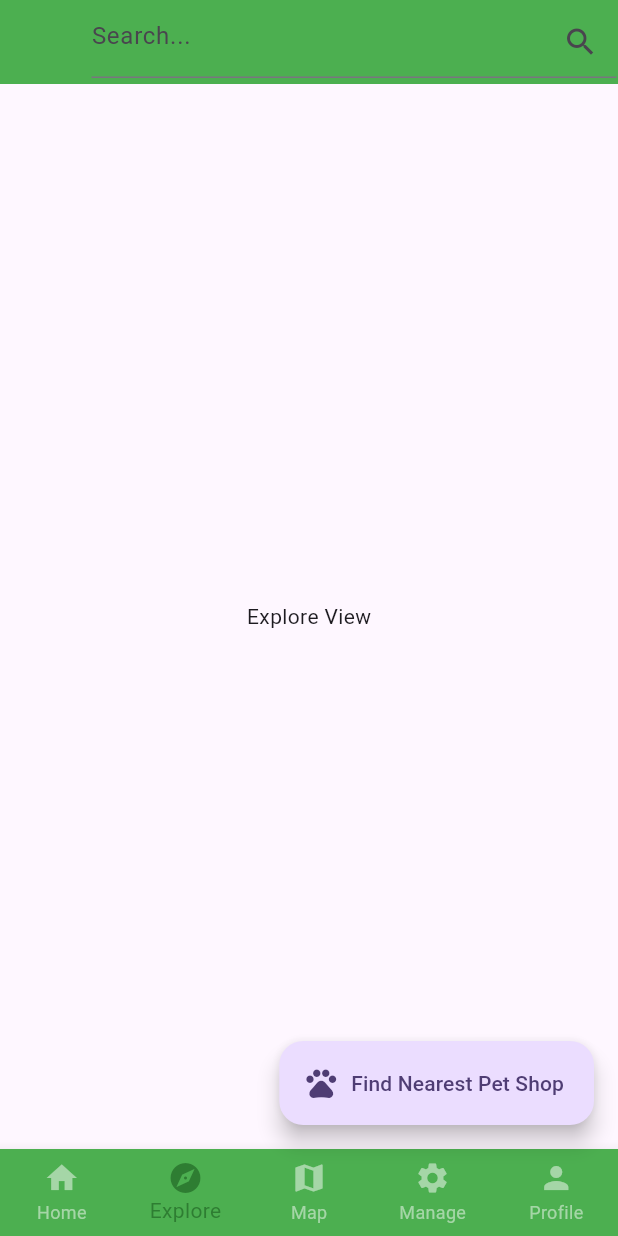
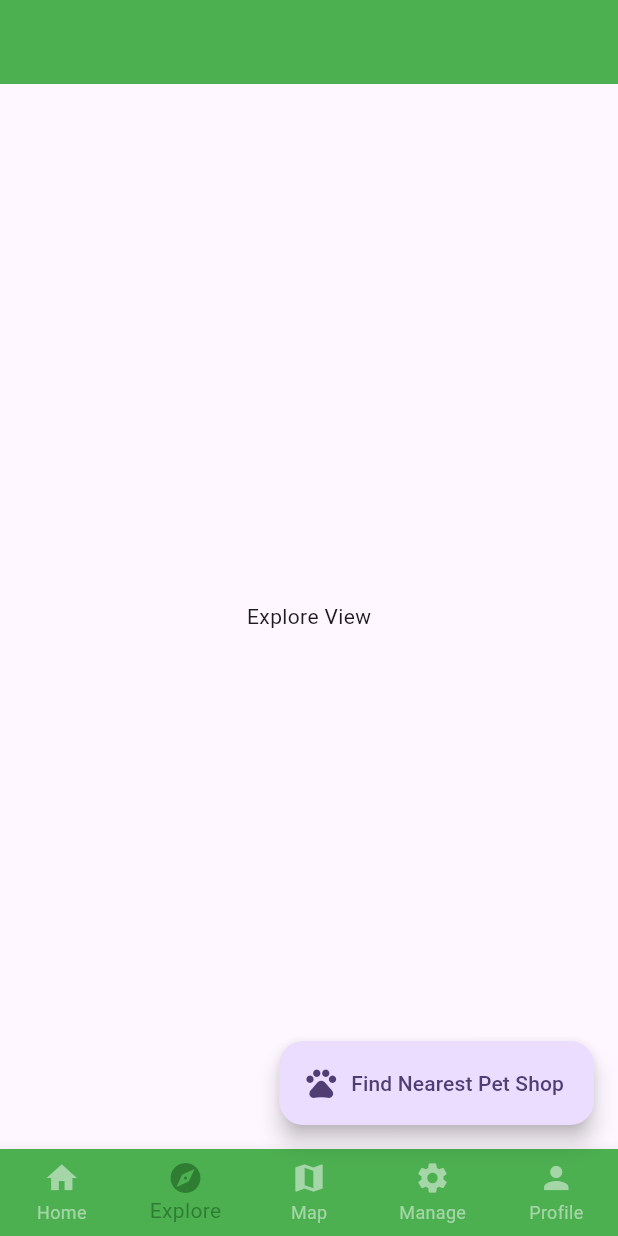
Before and after one commit to Aanik-2003/FirmRex, a Flutter app: the screen it shows after launch, item 2 of the bottom bar chosen, on a phone screen of 412 x 824 dp. Run offline on Flutter 3.47's test engine with Material 3 defaults, Android fonts, the phone set to English and light mode, and no system bars; our stand-ins replace google_maps_flutter, location, table_calendar.

Commit message:
search bar removed

```diff
--- a/lib/views/map.dart
+++ b/lib/views/map.dart
@@ -226,26 +226,7 @@ class MapSampleState extends State<MapSample> {
       appBar: AppBar(
         backgroundColor: Colors.green,
         actions: [
-          // Search bar in the app bar
-          Padding(
-            padding: const EdgeInsets.symmetric(horizontal: 1),
-            child: SizedBox(
-              width: 350,
-              child: TextField(
-                controller: _searchController,
-                decoration: InputDecoration(
-                  hintText: 'Search...',
-                  suffixIcon: IconButton(
-                    icon: const Icon(Icons.search),
-                    onPressed: () {
-                      // Implement search functionality
-                      print('Search: ${_searchController.text}');
-                    },
-                  ),
-                ),
-              ),
-            ),
-          ),
+
         ],
       ),
       body: _getSelectedView(),
```
